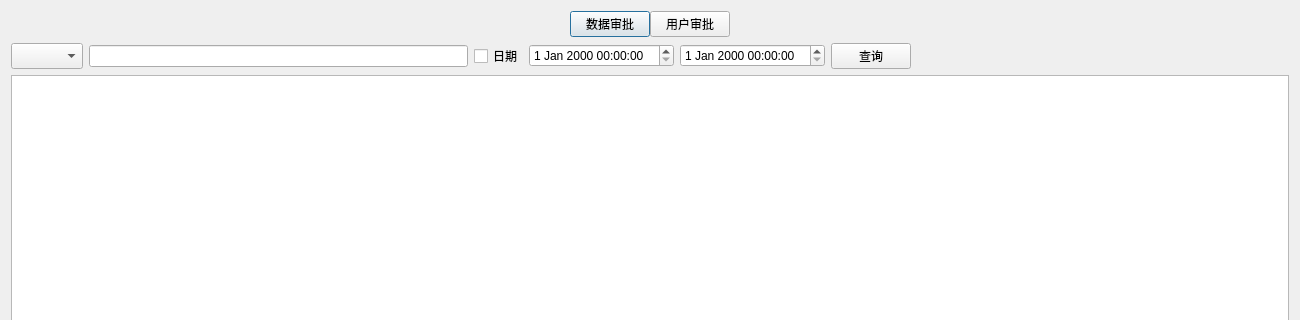
Before: the Qt Designer form digitalIntegration/ApprovalProgressDialog.ui in jiaqingguo/DI, drawn with Qt 5; both pictures show x 0 to 1300 and y 0 to 320 of the 1300 by 625 pixel window.
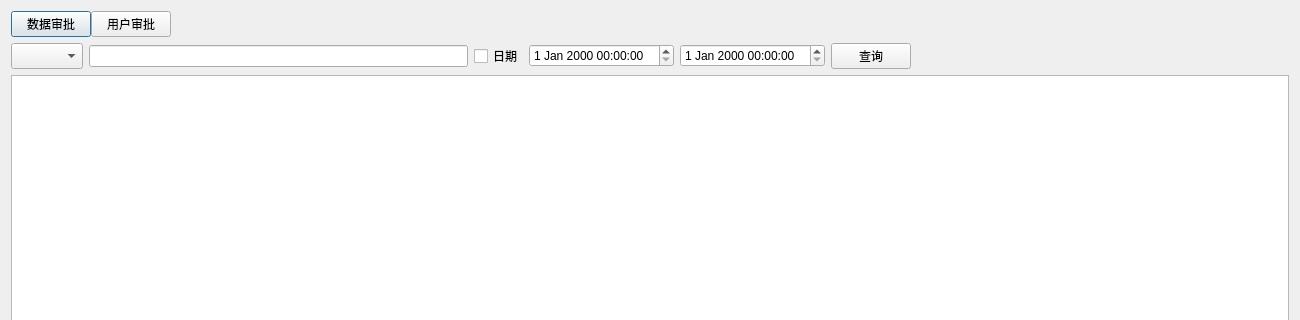
After: the same form once the commit is applied. Custom widgets are drawn as their Qt base class.

The edit to the form file:
```diff
--- a/digitalIntegration/ApprovalProgressDialog.ui
+++ b/digitalIntegration/ApprovalProgressDialog.ui
@@ -31,19 +31,6 @@
      <property name="spacing">
       <number>0</number>
      </property>
-     <item>
-      <spacer name="horizontalSpacer">
-       <property name="orientation">
-        <enum>Qt::Horizontal</enum>
-       </property>
-       <property name="sizeHint" stdset="0">
-        <size>
-         <width>40</width>
-         <height>20</height>
-        </size>
-       </property>
-      </spacer>
-     </item>
      <item>
       <widget class="QPushButton" name="btnData">
        <property name="text">
```
